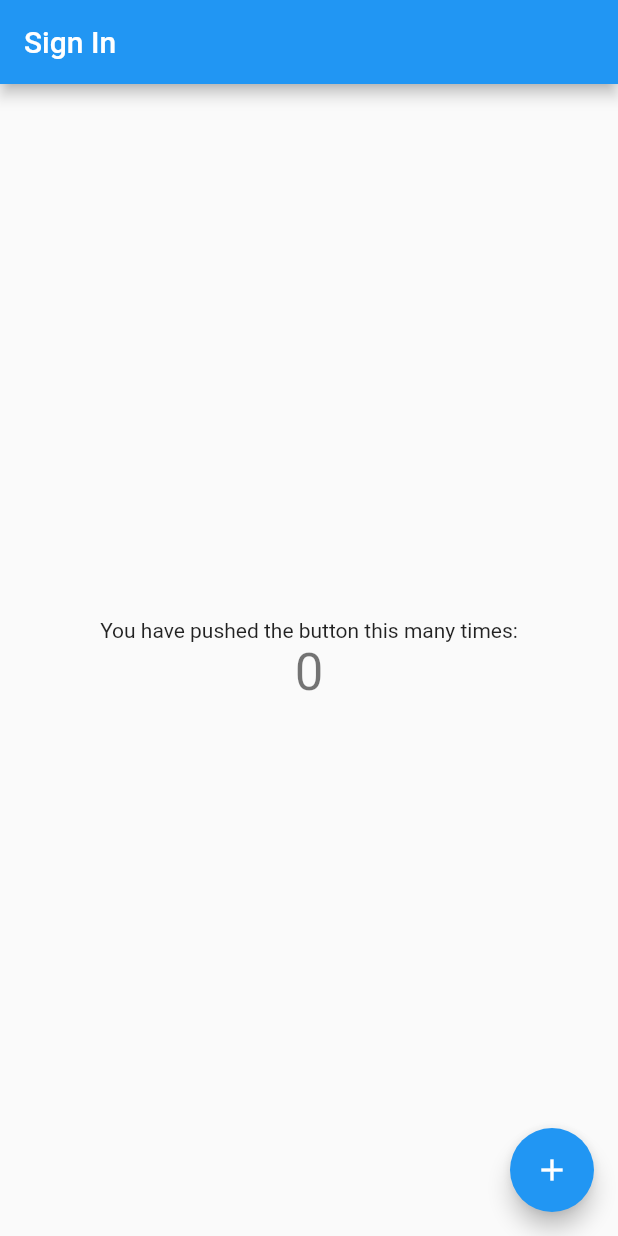
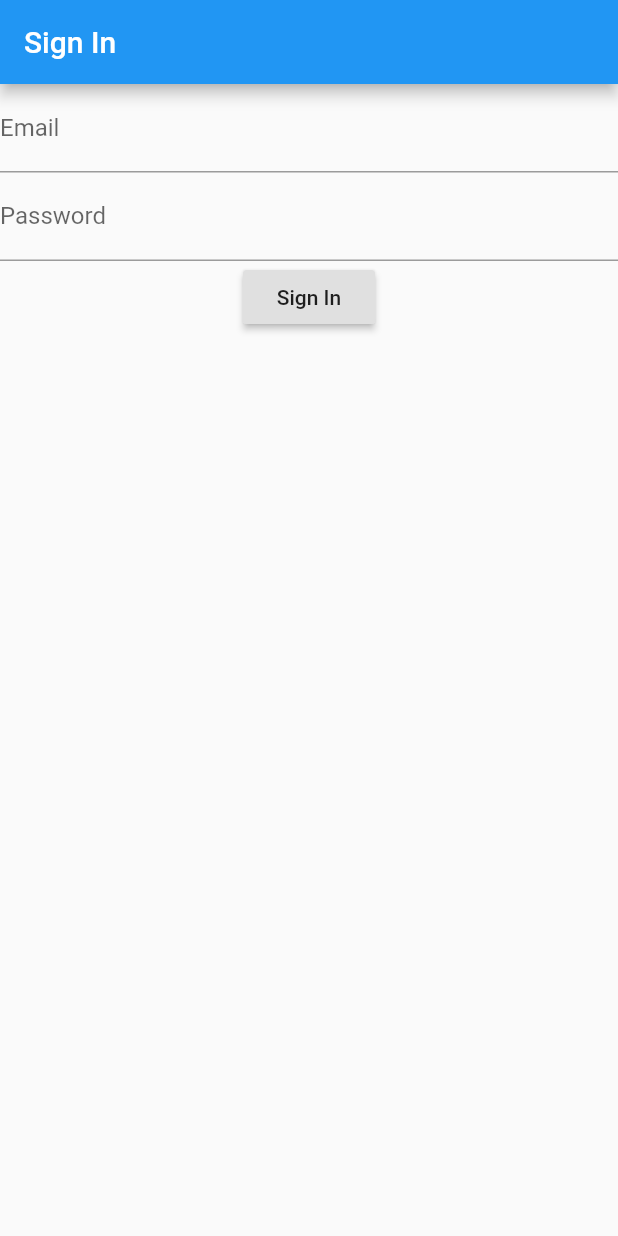
Before and after one commit to agustinustheo/kopidalarapp, a Flutter app: the screen it shows after launch, on a phone screen of 412 x 824 dp. Run offline on Flutter 3.47's test engine with Material 2 defaults, Android fonts, the phone set to English and light mode, and no system bars; our stand-ins replace firebase_auth; accounts and stored records are empty.

Commit message:
Added: added a new sign in feature in kopidalar app using firebase

```diff
--- a/lib/setup/signIn.dart
+++ b/lib/setup/signIn.dart
@@ -1,16 +1,9 @@
 import 'package:flutter/material.dart';
+import 'package:firebase_auth/firebase_auth.dart';
+import 'package:kopidalar/setup/pages/home.dart';
 
 class LoginPage extends StatefulWidget {
   LoginPage({Key key, this.title}) : super(key: key);
-
-  // This widget is the home page of your application. It is stateful, meaning
-  // that it has a State object (defined below) that contains fields that affect
-  // how it looks.
-
-  // This class is the configuration for the state. It holds the values (in this
-  // case the title) provided by the parent (in this case the App widget) and
-  // used by the build method of the State. Fields in a Widget subclass are
-  // always marked "final".
 
   final String title;
 
@@ -19,68 +12,69 @@ class LoginPage extends StatefulWidget {
 }
 
 class _LoginPageState extends State<LoginPage> {
-  int _counter = 0;
-
-  void _incrementCounter() {
-    setState(() {
-      // This call to setState tells the Flutter framework that something has
-      // changed in this State, which causes it to rerun the build method below
-      // so that the display can reflect the updated values. If we changed
-      // _counter without calling setState(), then the build method would not be
-      // called again, and so nothing would appear to happen.
-      _counter++;
-    });
-  }
-
+  String _email, _password;
+  final GlobalKey<FormState> _formKey = GlobalKey<FormState>();
   @override
   Widget build(BuildContext context) {
-    // This method is rerun every time setState is called, for instance as done
-    // by the _incrementCounter method above.
-    //
-    // The Flutter framework has been optimized to make rerunning build methods
-    // fast, so that you can just rebuild anything that needs updating rather
-    // than having to individually change instances of widgets.
     return Scaffold(
       appBar: AppBar(
-        // Here we take the value from the LoginPage object that was created by
-        // the App.build method, and use it to set our appbar title.
         title: Text('Sign In'),
       ),
-      body: Center(
-        // Center is a layout widget. It takes a single child and positions it
-        // in the middle of the parent.
+      body: Form(
+        key: _formKey,
         child: Column(
-          // Column is also layout widget. It takes a list of children and
-          // arranges them vertically. By default, it sizes itself to fit its
-          // children horizontally, and tries to be as tall as its parent.
-          //
-          // Invoke "debug painting" (press "p" in the console, choose the
-          // "Toggle Debug Paint" action from the Flutter Inspector in Android
-          // Studio, or the "Toggle Debug Paint" command in Visual Studio Code)
-          // to see the wireframe for each widget.
-          //
-          // Column has various properties to control how it sizes itself and
-          // how it positions its children. Here we use mainAxisAlignment to
-          // center the children vertically; the main axis here is the vertical
-          // axis because Columns are vertical (the cross axis would be
-          // horizontal).
-          mainAxisAlignment: MainAxisAlignment.center,
           children: <Widget>[
-            Text(
-              'You have pushed the button this many times:',
+            TextFormField(
+              validator: (input){
+                if(input.isEmpty){
+                  return 'Please type an email';
+                }
+              },
+              onSaved: (input) => _email = input,
+              decoration: InputDecoration(
+                labelText: 'Email'
+              )
             ),
-            Text(
-              '$_counter',
-              style: Theme.of(context).textTheme.display1,
+            TextFormField(
+              validator: (input){
+                if(input.isEmpty){
+                  return 'Please provide a password';
+                }
+                else if(input.length < 6){
+                  return 'Your password needs to be atleast 6 characters';
+                }
+              },
+              onSaved: (input) => _password = input,
+              decoration: InputDecoration(
+                labelText: 'Password'
+              ),
+              obscureText: true,
             ),
+            RaisedButton(
+              onPressed: signIn,
+              child: Text('Sign In'),
+            )
           ],
         ),
       ),
-      floatingActionButton: FloatingActionButton(
-        onPressed: _incrementCounter,
-        tooltip: 'Increment',
-        child: Icon(Icons.add),
-      ), // This trailing comma makes auto-formatting nicer for build methods.
     );
   }
+
+  Future<void> signIn() async{
+    final formState = _formKey.currentState;
+    if(formState.validate()){
+      formState.save();
+      try{
+        AuthResult authResult  = await FirebaseAuth.instance.signInWithEmailAndPassword(
+          email: _email,
+          password: _password
+        );
+        FirebaseUser user = authResult.user;
+        Navigator.push(context, MaterialPageRoute(builder: (context) => Home()));
+      }
+      catch(e){
+        print(e);
+      }
+    }
+  }
 }
--- a/pubspec.yaml
+++ b/pubspec.yaml
@@ -19,6 +19,8 @@ environment:
 dependencies:
   flutter:
     sdk: flutter
+  firebase_core: ^0.4.0+1
+  firebase_auth: ^0.14.0+1
 
   # The following adds the Cupertino Icons font to your application.
   # Use with the CupertinoIcons class for iOS style icons.
```
Also changed, not shown: lib/main.dart (+0 -10 lines), lib/setup/pages/home.dart (added, +18 -0 lines), pubspec.lock, 3 other files.
